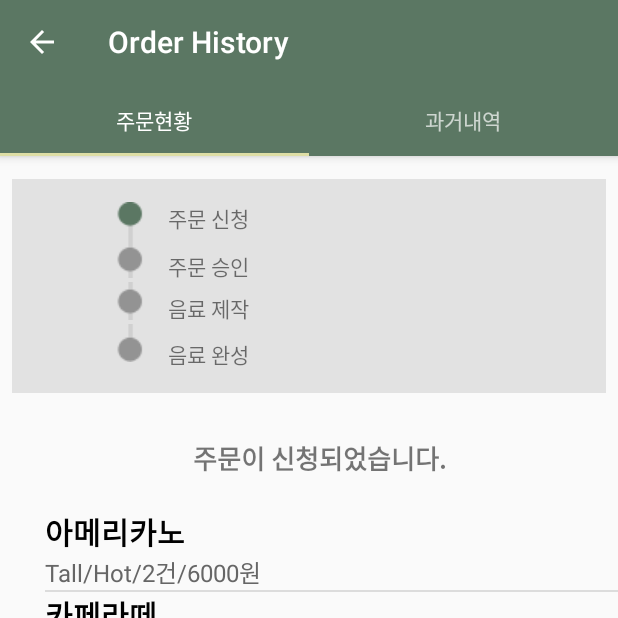
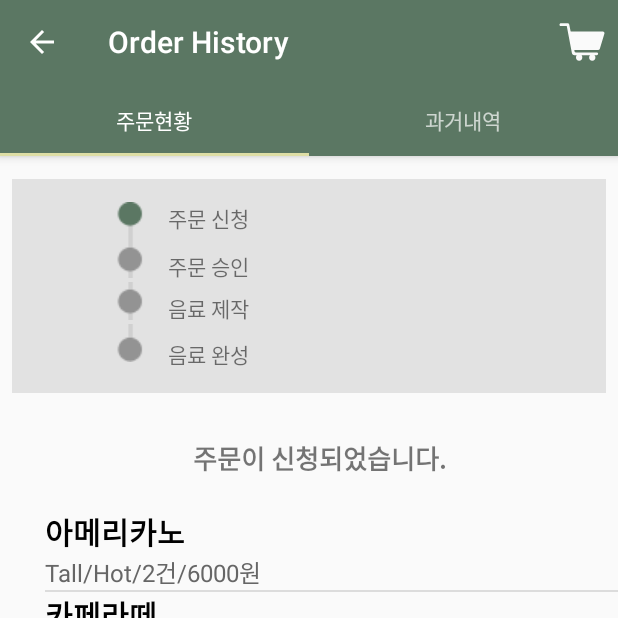
Before and after one commit to jo-narae/CafeOrder, an Android app: the screen it shows after launch (HistoryActivity), after a tap on "ORDER HISTORY", on a phone screen of 412 x 824 dp, the top half of it. Run offline under Robolectric (Android 15) with nearby library versions, the phone set to English and light mode, and no system bars.

Commit message:
장바구니 아이콘 기능 추가

```diff
--- /dev/null
+++ b/app/src/main/java/com/narae/cafeorder/activity/BadgeDrawable.java
@@ -0,0 +1,108 @@
+package com.narae.cafeorder.activity;
+
+import android.content.Context;
+import android.graphics.Canvas;
+import android.graphics.Color;
+import android.graphics.ColorFilter;
+import android.graphics.Paint;
+import android.graphics.PixelFormat;
+import android.graphics.Rect;
+import android.graphics.Typeface;
+import android.graphics.drawable.Drawable;
+import android.support.annotation.NonNull;
+import android.support.v4.content.ContextCompat;
+
+import com.narae.cafeorder.R;
+
+public class BadgeDrawable extends Drawable {
+
+    private Paint mBadgePaint;
+    private Paint mBadgePaint1;
+    private Paint mTextPaint;
+    private Rect mTxtRect = new Rect();
+
+    private String mCount = "";
+    private boolean mCanDrawBadge;
+
+    public BadgeDrawable(Context context) {
+        float mTextSize = context.getResources().getDimension(R.dimen.badge_text_size);
+
+        mBadgePaint = new Paint();
+        mBadgePaint.setColor(ContextCompat.getColor(context.getApplicationContext(), android.R.color.holo_red_dark));
+        mBadgePaint.setAntiAlias(true);
+        mBadgePaint.setStyle(Paint.Style.FILL);
+
+        mBadgePaint1 = new Paint();
+        mBadgePaint1.setColor(ContextCompat.getColor(context.getApplicationContext(), R.color.textColorPrimary));
+        mBadgePaint1.setAntiAlias(true);
+        mBadgePaint1.setStyle(Paint.Style.FILL);
+
+        mTextPaint = new Paint();
+        mTextPaint.setColor(Color.WHITE);
+        mTextPaint.setTypeface(Typeface.DEFAULT);
+        mTextPaint.setTextSize(mTextSize);
+        mTextPaint.setAntiAlias(true);
+        mTextPaint.setTextAlign(Paint.Align.CENTER);
+    }
+
+    @Override
+    public void draw(@NonNull Canvas canvas) {
+
+        if (!mCanDrawBadge) {
+            return;
+        }
+        Rect bounds = getBounds();
+        float width = bounds.right - bounds.left;
+        float height = bounds.bottom - bounds.top;
+
+        // Position the badge in the top-right quadrant of the icon.
+        /*Using Math.max rather than Math.min */
+
+        float radius = ((Math.max(width, height) / 2)) / 2;
+        float centerX = (width - radius - 1) + 5;
+        float centerY = radius - 5;
+        if (mCount.length() <= 2) {
+            // Draw badge circle.
+            canvas.drawCircle(centerX, centerY, (int) (radius + 7.5), mBadgePaint1);
+            canvas.drawCircle(centerX, centerY, (int) (radius + 5.5), mBadgePaint);
+        } else {
+            canvas.drawCircle(centerX, centerY, (int) (radius + 8.5), mBadgePaint1);
+            canvas.drawCircle(centerX, centerY, (int) (radius + 6.5), mBadgePaint);
+//	        	canvas.drawRoundRect(radius, radius, radius, radius, 10, 10, mBadgePaint);
+        }
+        // Draw badge count text inside the circle.
+        mTextPaint.getTextBounds(mCount, 0, mCount.length(), mTxtRect);
+        float textHeight = mTxtRect.bottom - mTxtRect.top;
+        float textY = centerY + (textHeight / 2f);
+        if (mCount.length() > 2)
+            canvas.drawText("99+", centerX, textY, mTextPaint);
+        else
+            canvas.drawText(mCount, centerX, textY, mTextPaint);
+    }
+
+    /*
+    Sets the count (i.e notifications) to display.
+     */
+    public void setCount(String count) {
+        mCount = count;
+
+        // Only draw a badge if there are notifications.
+        mCanDrawBadge = !count.equalsIgnoreCase("0");
+        invalidateSelf();
+    }
+
+    @Override
+    public void setAlpha(int alpha) {
+        // do nothing
+    }
+
+    @Override
+    public void setColorFilter(ColorFilter cf) {
+        // do nothing
+    }
+
+    @Override
+    public int getOpacity() {
+        return PixelFormat.UNKNOWN;
+    }
+}
--- a/app/src/main/java/com/narae/cafeorder/activity/HistoryActivity.java
+++ b/app/src/main/java/com/narae/cafeorder/activity/HistoryActivity.java
@@ -1,5 +1,8 @@
 package com.narae.cafeorder.activity;
 
+import android.content.Context;
+import android.graphics.drawable.Drawable;
+import android.graphics.drawable.LayerDrawable;
 import android.os.Bundle;
 import android.support.design.widget.TabLayout;
 import android.support.v4.app.Fragment;
@@ -8,6 +11,8 @@ import android.support.v4.app.FragmentPagerAdapter;
 import android.support.v4.view.ViewPager;
 import android.support.v7.app.AppCompatActivity;
 import android.support.v7.widget.Toolbar;
+import android.view.Menu;
+import android.view.View;
 
 import java.util.ArrayList;
 import java.util.List;
@@ -22,6 +27,9 @@ public class HistoryActivity extends AppCompatActivity {
     private Toolbar toolbar;
     private TabLayout tabLayout;
     private ViewPager viewPager;
+
+    private LayerDrawable mCartMenuIcon;
+    private int mCartCount;
 
     @Override
     protected void onCreate(Bundle savedInstanceState) {
@@ -75,4 +83,35 @@ public class HistoryActivity extends AppCompatActivity {
             return mFragmentTitleList.get(position);
         }
     }
+
+    @Override
+    public boolean onCreateOptionsMenu(Menu menu) {
+        // Inflate the menu; this adds items to the action bar if it is present.
+        getMenuInflater().inflate(R.menu.menu_main, menu);
+        mCartMenuIcon = (LayerDrawable) menu.findItem(R.id.action_cart).getIcon();
+        setBadgeCount(this, mCartMenuIcon, String.valueOf(mCartCount++));
+        return super.onCreateOptionsMenu(menu);
+    }
+
+    public static void setBadgeCount(Context context, LayerDrawable icon, String count) {
+
+        BadgeDrawable badge;
+
+        // Reuse drawable if possible
+        Drawable reuse = icon.findDrawableByLayerId(R.id.ic_badge);
+        if (reuse != null && reuse instanceof BadgeDrawable) {
+            badge = (BadgeDrawable) reuse;
+        } else {
+            badge = new BadgeDrawable(context);
+        }
+
+        badge.setCount(count);
+        icon.mutate();
+        icon.setDrawableByLayerId(R.id.ic_badge, badge);
+    }
+
+    public void onClickIncrementCartCount(View view) {
+        setBadgeCount(this, mCartMenuIcon, String.valueOf(mCartCount++));
+    }
+
 }
--- a/app/src/main/java/com/narae/cafeorder/activity/MainActivity.java
+++ b/app/src/main/java/com/narae/cafeorder/activity/MainActivity.java
@@ -23,12 +23,12 @@ public class MainActivity extends AppCompatActivity implements View.OnClickListe
 
         btnOrder = (Button) findViewById(R.id.btnOrder);
         btnHistory = (Button) findViewById(R.id.btnHistory);
-        btnRecipe = (Button) findViewById(R.id.btnRecipe);
+        //btnRecipe = (Button) findViewById(R.id.btnRecipe);
         btnBest = (Button) findViewById(R.id.btnBest);
 
         btnOrder.setOnClickListener(this);
         btnHistory.setOnClickListener(this);
-        btnRecipe.setOnClickListener(this);
+        //btnRecipe.setOnClickListener(this);
         btnBest.setOnClickListener(this);
 
     }
@@ -42,9 +42,9 @@ public class MainActivity extends AppCompatActivity implements View.OnClickListe
             case R.id.btnHistory:
                 startActivity(new Intent(MainActivity.this, HistoryActivity.class));
                 break;
-            case R.id.btnRecipe:
-                startActivity(new Intent(MainActivity.this, RecipeActivity.class));
-                break;
+            //case R.id.btnRecipe:
+            //    startActivity(new Intent(MainActivity.this, RecipeActivity.class));
+            //    break;
             case R.id.btnBest:
                 startActivity(new Intent(MainActivity.this, BestActivity.class));
                 break;
--- /dev/null
+++ b/app/src/main/res/drawable/ic_cart.xml
@@ -0,0 +1,9 @@
+<vector xmlns:android="http://schemas.android.com/apk/res/android" android:width="40dp" android:height="40dp" android:viewportHeight="128.0"
+        android:viewportWidth="128.0">
+    <path android:fillColor="#fafafa"
+          android:pathData="M95.5,86.3h-45c-1.3,0 -2.4,-1.1 -2.4,-2.4L36.9,27c-0.3,-1.7 -1.8,-2.9 -3.5,-2.9h-0.8h-2.3H19c-1.6,0 -3,1.3 -3,3c0,1.6 1.3,3 3,3h12.5l10.7,56.2c0,3.3 2.7,5.9 5.9,5.9h47.3c1.6,0 3,-1.3 3,-3S97.2,86.3 95.5,86.3z"/>
+    <path android:fillColor="#fafafa"
+          android:pathData="M98.8,81H44.4l-7.1,-39.2h71.1c2.1,0 3.8,1.9 3.5,4l-9.7,32.1C102.1,79.7 100.6,81 98.8,81z"/>
+    <path android:fillColor="#fafafa" android:pathData="M57.9,97.1m-6.7,0a6.7,6.7 0,1 1,13.4 0a6.7,6.7 0,1 1,-13.4 0"/>
+    <path android:fillColor="#fafafa" android:pathData="M85.9,97.1m-6.7,0a6.7,6.7 0,1 1,13.4 0a6.7,6.7 0,1 1,-13.4 0"/>
+</vector>
--- /dev/null
+++ b/app/src/main/res/drawable/ic_menu_cart.xml
@@ -0,0 +1,11 @@
+<?xml version="1.0" encoding="utf-8"?>
+<layer-list xmlns:android="http://schemas.android.com/apk/res/android">
+    <item
+        android:drawable="@drawable/ic_cart"
+        android:gravity="center"/>
+
+    <!-- set a place holder Drawable so android:drawable isn't null -->
+    <item
+        android:id="@+id/ic_badge"
+        android:drawable="@drawable/ic_cart"/>
+</layer-list>
--- a/app/src/main/res/layout/activity_main.xml
+++ b/app/src/main/res/layout/activity_main.xml
@@ -43,7 +43,7 @@
             android:text="@string/btn_history"
             android:textSize="15dp" />
 
-        <Button
+        <!--Button
             android:id="@+id/btnRecipe"
             android:layout_width="fill_parent"
             android:layout_height="wrap_content"
@@ -51,7 +51,7 @@
             android:layout_marginLeft="@dimen/activity_vertical_margin"
             android:layout_marginRight="@dimen/activity_vertical_margin"
             android:text="@string/btn_recipe"
-            android:textSize="15dp" />
+            android:textSize="15dp" /-->
 
         <Button
             android:id="@+id/btnBest"
--- a/app/src/main/res/layout/fragment_two.xml
+++ b/app/src/main/res/layout/fragment_two.xml
@@ -9,4 +9,10 @@
         android:layout_height="match_parent"
         android:layout_width="match_parent"/>
 
+    <Button android:layout_width="wrap_content" android:layout_height="wrap_content"
+        android:layout_centerInParent="true"
+        android:text="Increment Cart Count"
+
+        android:onClick="onClickIncrementCartCount"/>
+
 </RelativeLayout>
--- a/app/src/main/res/menu/menu_main.xml
+++ b/app/src/main/res/menu/menu_main.xml
@@ -1,6 +1,9 @@
 <menu xmlns:android="http://schemas.android.com/apk/res/android"
     xmlns:app="http://schemas.android.com/apk/res-auto"
     xmlns:tools="http://schemas.android.com/tools" tools:context=".MainActivity">
-    <item android:id="@+id/action_settings" android:title="@string/action_settings"
-        android:orderInCategory="100" app:showAsAction="never" />
+    <item
+        android:id="@+id/action_cart"
+        android:icon="@drawable/ic_menu_cart"
+        android:title=" "
+        app:showAsAction="ifRoom"/>
 </menu>
--- a/app/src/main/res/values/dimens.xml
+++ b/app/src/main/res/values/dimens.xml
@@ -6,4 +6,5 @@
     <dimen name="tab_padding_bottom">16dp</dimen>
     <dimen name="tab_label">14sp</dimen>
     <dimen name="custom_tab_layout_height">72dp</dimen>
+    <dimen name="badge_text_size">13sp</dimen>
 </resources>
```
Also changed, not shown: app/src/main/java/com/narae/cafeorder/activity/OrderActivity.java (+39 -0 lines), app/src/main/res/drawable/americano.jpg (added).
